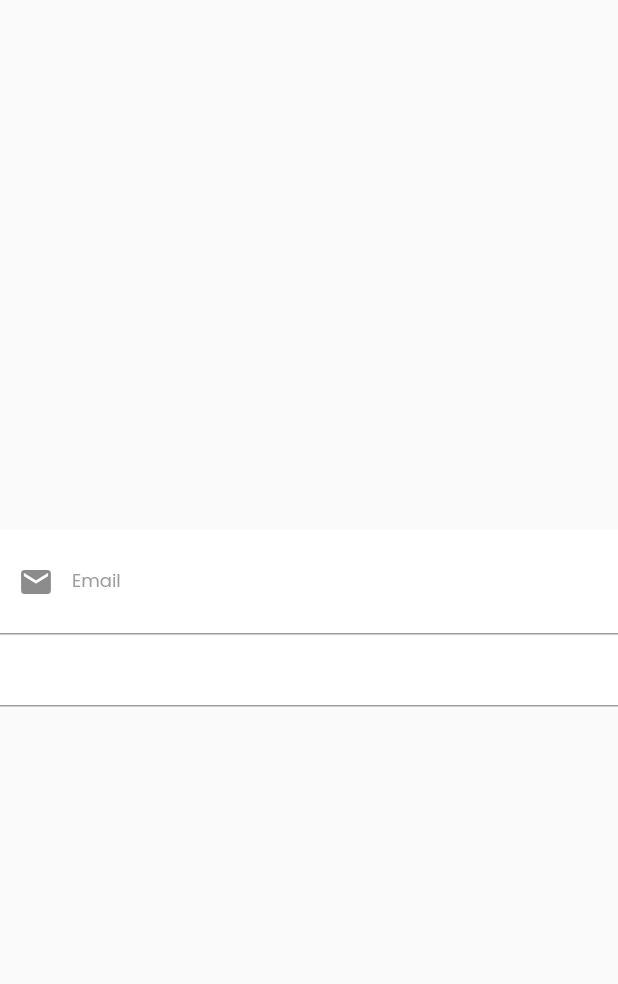
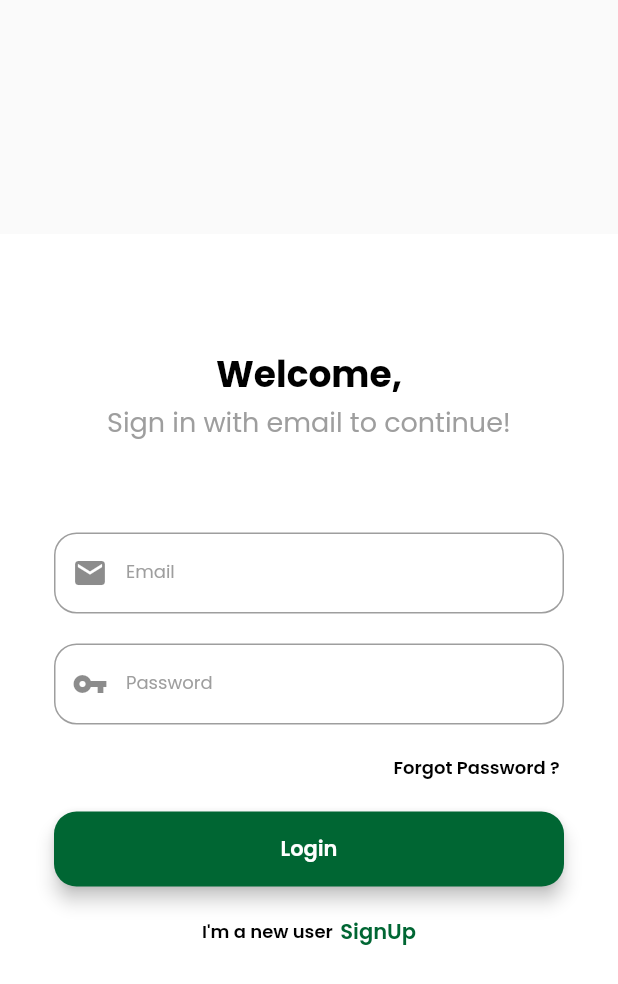
Before and after one commit to Terry9110/MobileCampsu2, a Flutter app: the screen it shows after launch, after a tap on "Done", on a phone screen of 412 x 824 dp. Shown: the top 984 px of the screen. Run offline on Flutter 3.47's test engine with Material 2 defaults, Android fonts, the phone set to English and light mode, and no system bars; our stand-ins replace cloud_functions, date_field, firebase_auth, firebase_core, flutter_multi_formatter, font_awesome_flutter and 2 more; missing offline and left inert: gender_picker; accounts and stored records are empty.

Commit message:
added new login screen

```diff
--- a/lib/LoginScreen/login_page.dart
+++ b/lib/LoginScreen/login_page.dart
@@ -38,16 +38,29 @@ class LoginPage extends StatelessWidget {
           hintStyle: GoogleFonts.poppins(color: Colors.grey[400]),
           contentPadding:
               const EdgeInsets.only(left: 20, top: 15, bottom: 15, right: 5),
-        label:  Text('Email',
+          label: Text(
+            'Email',
             style: GoogleFonts.poppins(color: Colors.grey[500], fontSize: 12),
           ),
+          border: OutlineInputBorder(
+            borderRadius: BorderRadius.circular(15),
+            borderSide: const BorderSide(width: 1, color: Colors.grey),
           ),
+          focusedErrorBorder: OutlineInputBorder(
+              borderRadius: BorderRadius.circular(15),
+              borderSide: const BorderSide(width: 1, color: Color(0xFFe63900))),
+          focusedBorder: OutlineInputBorder(
+              borderRadius: BorderRadius.circular(15),
+              borderSide:
+                  const BorderSide(width: 1, color: Color(0xFFe63900)))),
     );
 
     //password field
     final passwordField = TextFormField(
       autofocus: false,
       controller: passwordController,
+      //allows you to hide password
+      obscureText: true,
       //  validator: (value) {
 
       //  },
@@ -56,16 +69,125 @@ class LoginPage extends StatelessWidget {
         passwordController.text = value!;
       },
       textInputAction: TextInputAction.done,
+      decoration: InputDecoration(
+          prefixIcon: const Icon(Icons.vpn_key),
+          // contentPadding: const EdgeInsets.fromLTRB(20, 15, 20, 15),
+          hintText: "Password",
+          hintStyle: GoogleFonts.poppins(color: Colors.grey[400]),
+          contentPadding:
+              const EdgeInsets.only(left: 20, top: 15, bottom: 15, right: 5),
+          label: Text(
+            'Password',
+            style: GoogleFonts.poppins(color: Colors.grey[500], fontSize: 12),
+          ),
+          border: OutlineInputBorder(
+            borderRadius: BorderRadius.circular(15),
+            borderSide: const BorderSide(width: 1, color: Colors.grey),
+          ),
+          focusedErrorBorder: OutlineInputBorder(
+              borderRadius: BorderRadius.circular(15),
+              borderSide: const BorderSide(width: 1, color: Color(0xFFe63900))),
+          focusedBorder: OutlineInputBorder(
+              borderRadius: BorderRadius.circular(15),
+              borderSide:
+                  const BorderSide(width: 1, color: Color(0xFFe63900)))),
     );
+
+    final loginButton = Material(
+      elevation: 5,
+      color: Color(0xFF006633),
+      borderRadius: BorderRadius.circular(15),
+
+      child: MaterialButton(
+        height: 50,
+        minWidth: MediaQuery.of(context).size.width,
+        onPressed: () {},
+        child: Text('Login',
+            style: GoogleFonts.poppins(
+                fontWeight: FontWeight.w600,
+                color: Colors.white,
+                fontSize: 14)),
+      ),
+
+      // child: Container(
+
+      //   height: 50,
+      //   width: MediaQuery.of(context).size.width,
+      //   decoration: BoxDecoration(
+      //       borderRadius: BorderRadius.circular(15),
+      //       gradient: LinearGradient(colors: [
+      //         const Color(0xFF006633),
+      //         const Color(0xFF006633).withOpacity(0.8),
+      //       ])),
+      //   child: Center(
+      //       child: Text('Login',
+      //           style: GoogleFonts.poppins(
+      //               fontWeight: FontWeight.w600,
+      //               color: Colors.white,
+      //               fontSize: 14))))
+    );
+
     return Scaffold(
       body: Center(
         child: SingleChildScrollView(
           child: Container(
             color: Colors.white,
+            child: Padding(
+              padding: const EdgeInsets.all(36.0),
               child: Form(
                 key: _formKey,
                 child: Column(
-                children: [emailField, passwordField],
+                  mainAxisAlignment: MainAxisAlignment.center,
+                  crossAxisAlignment: CrossAxisAlignment.center,
+                  children: [
+                    const SizedBox(height: 40),
+                    Text("Welcome,",
+                        style: GoogleFonts.poppins(
+                            color: Colors.black,
+                            fontWeight: FontWeight.bold,
+                            fontSize: 24)),
+                    Text("Sign in with email to continue!",
+                        style: GoogleFonts.poppins(
+                            color: Colors.grey[500], fontSize: 18)),
+                    const SizedBox(height: 60),
+                    emailField,
+                    const SizedBox(height: 20),
+                    passwordField,
+                    const SizedBox(height: 20),
+                    Row(
+                      mainAxisAlignment: MainAxisAlignment.end,
+                      children: [
+                        GestureDetector(
+                            onTap: () {},
+                            child: Text("Forgot Password ? ",
+                                style: GoogleFonts.poppins(
+                                    color: Colors.black,
+                                    fontWeight: FontWeight.w600,
+                                    fontSize: 12)))
+                      ],
+                    ),
+                    const SizedBox(height: 20),
+                    loginButton,
+                    const SizedBox(height: 20),
+                    Row(
+                      mainAxisAlignment: MainAxisAlignment.center,
+                      children: [
+                        Text("I'm a new user",
+                            style: GoogleFonts.poppins(
+                                color: Colors.black,
+                                fontSize: 12,
+                                fontWeight: FontWeight.w600)),
+                        const SizedBox(width: 5),
+                        GestureDetector(
+                            onTap: () {},
+                            child: Text("SignUp",
+                                style: GoogleFonts.poppins(
+                                    color: const Color(0xFF006633),
+                                    fontWeight: FontWeight.w600)))
+                      ],
+                    )
+                  ],
+                ),
               ),
             ),
           ),
@@ -73,121 +195,6 @@ class LoginPage extends StatelessWidget {
       ),
     );
 
-//     double height = MediaQuery.of(context).size.height;
-//     double width = MediaQuery.of(context).size.width;
-//     return Scaffold(
-//       body: Container(
-//         height: height,
-//         width: width,
-//         padding: const EdgeInsets.all(20),
-//         color: Colors.white,
-//         child: Column(
-//           mainAxisAlignment: MainAxisAlignment.start,
-//           crossAxisAlignment: CrossAxisAlignment.start,
-//           children: [
-//             const SizedBox(height: 40),
-//             Text("Welcome,",
-//                 style: GoogleFonts.poppins(
-//                     color: Colors.black,
-//                     fontWeight: FontWeight.bold,
-//                     fontSize: 24)),
-//             const SizedBox(height: 0),
-//             Text("Sign in to continue!",
-//                 style:
-//                     GoogleFonts.poppins(color: Colors.grey[500], fontSize: 18)),
-//             const SizedBox(height: 60),
-//             AuthTextInput(
-//               inputType: TextInputType.emailAddress,
-//               label: "Email",
-//               hintText: "johndoe@gmail.com",
-//               // value: provider.email,
-//               onChanged: (txt) {
-//                 // provider.setEmail(txt);
-//               },
-//             ),
-//             const SizedBox(height: 20),
-//             AuthTextInput(
-//                 inputType: TextInputType.text,
-//                 label: "Password",
-//                 hintText: "*******",
-//                 // value: provider.password,
-//                 onChanged: (txt) {
-//                   // provider.setPassword(txt);
-//                 },
-//                 passwordInput: true),
-//             const SizedBox(height: 15),
-//             Row(
-//                 mainAxisAlignment: MainAxisAlignment.end,
-//                 crossAxisAlignment: CrossAxisAlignment.center,
-//                 children: [
-//                   Text("Forgot Password ? ",
-//                       style: GoogleFonts.poppins(
-//                           color: Colors.black,
-//                           fontWeight: FontWeight.w600,
-//                           fontSize: 12))
-//                 ]),
-//             const SizedBox(height: 30),
-//             // Visibility(
-//             //     // visible: provider.isLoading,
-//             //     child: Row(
-//             //       mainAxisAlignment: MainAxisAlignment.center,
-//             //       crossAxisAlignment: CrossAxisAlignment.center,
-//             //       children: const [
-//             //         CircularProgressIndicator(),
-//             //       ],
-//             //     )),
-//             //  Visibility(
-//             // visible: provider.errMessage != null,
-//             // child: Row(
-//             //   mainAxisAlignment: MainAxisAlignment.start,
-//             //   crossAxisAlignment: CrossAxisAlignment.start,
-//             //   children: [
-//             //     Text(provider.errMessage ?? "",
-//             //         style: GoogleFonts.poppins(
-//             //             color: Colors.red, fontSize: 14)),
-//             //   ],
-//             // )),
-//             //      Visibility(
-//             // visible:
-//             //     ((provider.isLoading) || (provider.errMessage != null)),
-//             // child: const SizedBox(height: 10)),
-//             Visibility(
-//                 // visible: (!provider.isLoading),
-//                 child: InkWell(
-//                     onTap: () {
-//                       // provider.login();
-//                     },
-//                     child: const ActionButton(
-//                       buttonName: "Login",
-//                     ))),
-//             const SizedBox(height: 15),
-//             const FaceBookSigninButton(buttonName: "Connect with Facebook"),
-//             Row(
-//               mainAxisAlignment: MainAxisAlignment.center,
-//               crossAxisAlignment: CrossAxisAlignment.center,
-//               children: [
-//                 Text("I'm a new user",
-//                     style: GoogleFonts.poppins(
-//                         color: Colors.black,
-//                         fontSize: 12,
-//                         fontWeight: FontWeight.w600)),
-//                 const SizedBox(width: 5),
-//                 InkWell(
-//                     onTap: () {
-//                       Navigator.of(context).push(MaterialPageRoute(
-//                           builder: (context) => SignUpMethod()));
-//                     },
-//                     child: Text("SignUp",
-//                         style: GoogleFonts.poppins(
-//                             color: const Color(0xFF006633),
-//                             fontWeight: FontWeight.w600)))
-//               ],
-//             ),
-//           ],
-//         ),
-//       ),
-//     );
-//   }
-// }
+
   }
 }
```
Lines whose indentation alone changed are shown as unchanged.
